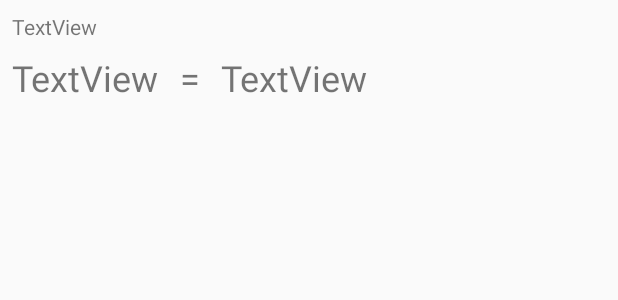
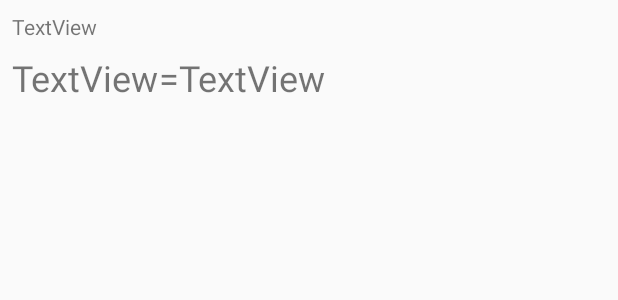
Before and after one commit to CriticalGnome/Calculator, an Android app: the layout history_item_view.xml on its own in the app's theme, with its tools: preview values and no code run, on a phone screen of 412 x 824 dp. Shown: the top 300 px of the screen. Run offline under Robolectric (Android 15) with nearby library versions, the phone set to English and light mode, and no system bars.

Commit message:
Работает, но надоело

```diff
--- a/app/src/main/java/com/revotechs/calculator/activities/MainActivity.java
+++ b/app/src/main/java/com/revotechs/calculator/activities/MainActivity.java
@@ -62,6 +62,9 @@ public class MainActivity extends AppCompatActivity implements View.OnClickListe
         if (this.getResources().getConfiguration().orientation == Configuration.ORIENTATION_LANDSCAPE) {
             initAdditionalFields();
         }
+
+        String oldExpression = getIntent().getStringExtra("expression");
+        if (oldExpression != null) expression = oldExpression;
 
         resultView.setText(String.valueOf(calculator.calc(expression)));
         currentView.setText(String.valueOf(expression));
@@ -149,7 +152,7 @@ public class MainActivity extends AppCompatActivity implements View.OnClickListe
                 break;
             case R.id.current_vew:
                 Intent intent = new Intent(this, HistoryActivity.class);
-                startActivity(intent);
+                startActivityForResult(intent, 404);
                 break;
             default:
                 break;
--- a/app/src/main/res/layout/history_item_view.xml
+++ b/app/src/main/res/layout/history_item_view.xml
@@ -34,25 +34,25 @@
         android:id="@+id/result_text_view"
         android:layout_width="wrap_content"
         android:layout_height="wrap_content"
-        android:layout_marginRight="7dp"
+        android:layout_marginRight="0dp"
         android:layout_marginTop="8dp"
         android:text="TextView"
         android:textSize="24sp"
         app:layout_constraintRight_toRightOf="parent"
         app:layout_constraintTop_toBottomOf="@+id/date_text_view"
         app:layout_constraintLeft_toRightOf="@+id/textView4"
-        android:layout_marginLeft="8dp"
+        android:layout_marginLeft="0dp"
         app:layout_constraintHorizontal_bias="0.0" />
 
     <TextView
         android:id="@+id/textView4"
         android:layout_width="wrap_content"
         android:layout_height="wrap_content"
-        android:text=" = "
+        android:layout_marginLeft="0dp"
+        android:layout_marginTop="8dp"
+        android:text="="
         android:textSize="24sp"
-        android:layout_marginTop="8dp"
-        app:layout_constraintTop_toBottomOf="@+id/date_text_view"
         app:layout_constraintLeft_toRightOf="@+id/expression_text_view"
-        android:layout_marginLeft="8dp" />
+        app:layout_constraintTop_toBottomOf="@+id/date_text_view" />
 
 </android.support.constraint.ConstraintLayout>
```
Also changed, not shown: app/src/main/java/com/revotechs/calculator/adapters/RecyclerViewAdapter.java (+15 -2 lines).
